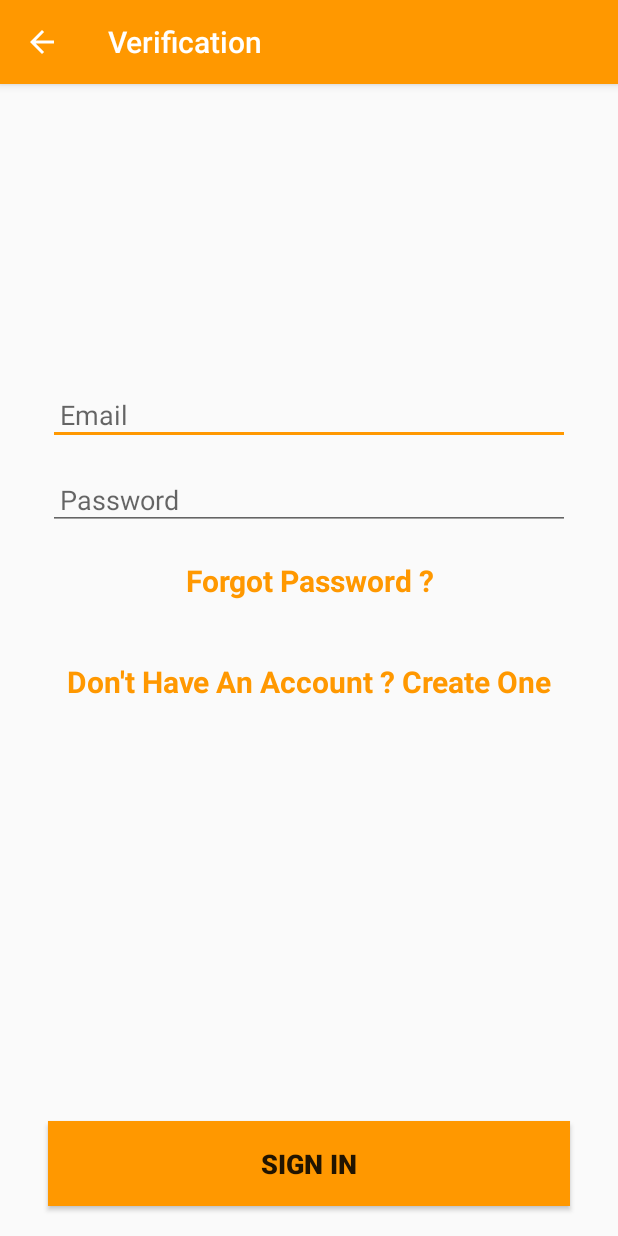
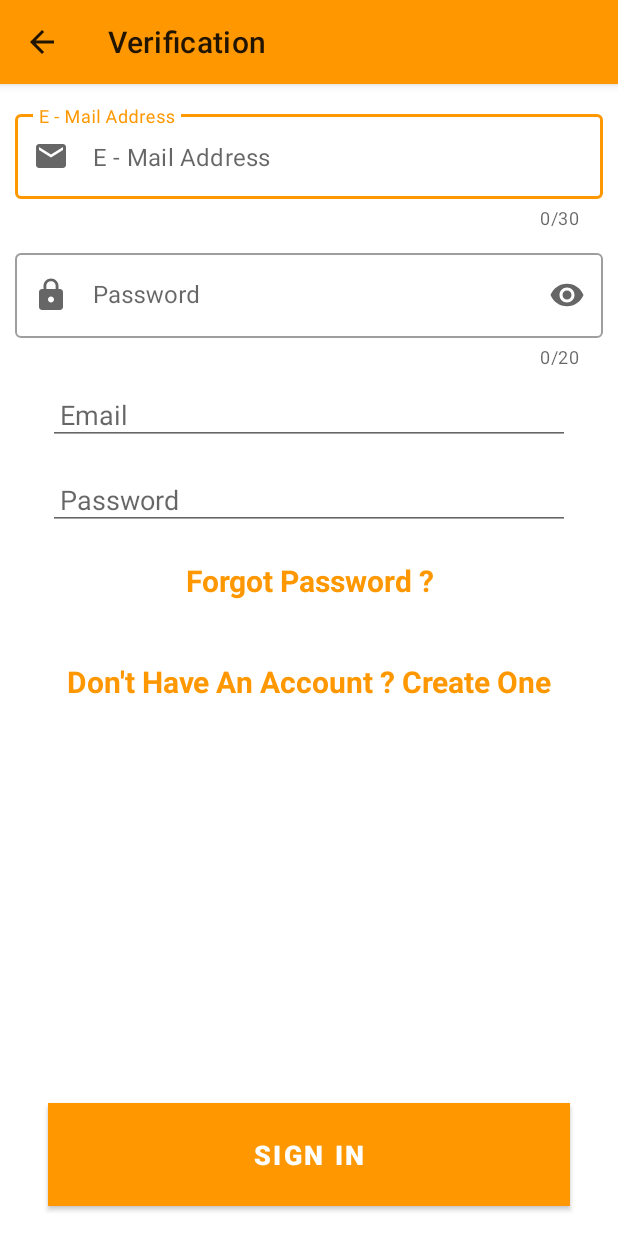
Before and after one commit to BrendahWotia/MechanicApp, an Android app: the screen it shows after launch (signIn), after a tap on "SIGN IN", on a phone screen of 412 x 824 dp. Run offline under Robolectric (Android 15) with nearby library versions, the phone set to English and light mode, and no system bars; our stand-ins replace Firebase (no records; nobody signed in at launch, a user with empty details on screens opened directly).

Commit message:
edit text improved ui

```diff
--- a/app/build.gradle
+++ b/app/build.gradle
@@ -34,5 +34,6 @@ dependencies {
     implementation 'com.google.firebase:firebase-auth:19.3.0'
     implementation 'com.google.firebase:firebase-core:9.6.1'
     implementation 'com.squareup.picasso:picasso:2.71828'
+    implementation 'com.google.android.material:material:1.2.1'
 }
 apply plugin: 'com.google.gms.google-services'
--- a/app/src/main/java/com/example/mobilemechanic/Driver.java
+++ b/app/src/main/java/com/example/mobilemechanic/Driver.java
@@ -239,7 +239,7 @@ public class Driver extends AppCompatActivity {
 
             case R.id.logOut:
 //                logging out implementation
-                signOutmAuth.signOut();
+//                signOutmAuth.signOut();
                 Intent logIntent = new Intent(this, FirstScreen.class);
                 startActivity(logIntent);
 //                Toast.makeText(this, "Log Out Implementation Coming Soon", Toast.LENGTH_SHORT).show();
--- a/app/src/main/java/com/example/mobilemechanic/FirstScreen.java
+++ b/app/src/main/java/com/example/mobilemechanic/FirstScreen.java
@@ -21,7 +21,7 @@ Button signIn, signOut;
             @Override
             public void onClick(View v) {
 
-                Intent signInIntent = new Intent(FirstScreen.this, com.example.mobilemechanic.signIn.class);
+                Intent signInIntent = new Intent(FirstScreen.this, signIn.class);
                 startActivity(signInIntent);
             }
         });
@@ -30,7 +30,7 @@ Button signIn, signOut;
             @Override
             public void onClick(View v) {
 
-                Intent signOutIntent = new Intent(FirstScreen.this, com.example.mobilemechanic.signUp.class);
+                Intent signOutIntent = new Intent(FirstScreen.this, signUp.class);
                 startActivity(signOutIntent);
             }
         });
--- a/app/src/main/java/com/example/mobilemechanic/Profile.java
+++ b/app/src/main/java/com/example/mobilemechanic/Profile.java
@@ -29,7 +29,7 @@ public class Profile extends AppCompatActivity {
             case R.id.logOut:
 //                logging out implementation
 //                Toast.makeText(this, "Log Out Implementation Coming Soon", Toast.LENGTH_SHORT).show();
-                mechAuth.signOut();
+//                mechAuth.signOut();
                 Intent logIntent = new Intent(this, FirstScreen.class);
                 startActivity(logIntent);
                 return true;
--- a/app/src/main/java/com/example/mobilemechanic/signIn.java
+++ b/app/src/main/java/com/example/mobilemechanic/signIn.java
@@ -24,7 +24,7 @@ import com.google.firebase.auth.FirebaseUser;
 
 public class signIn extends AppCompatActivity {
     private static FirebaseAuth signInmAuth;
-    private EditText signInMail, signInPassword ;
+    private EditText signInMail, signInPassword, test , testp;
     private Button signInBtn;
     private static String TAG = "SIGN IN";
 
@@ -40,6 +40,8 @@ public class signIn extends AppCompatActivity {
 
         signInMail = findViewById(R.id.etSignInMail);
         signInPassword = findViewById(R.id.etPassword_signIn);
+        test = findViewById(R.id.matrialEt);
+        testp = findViewById(R.id.matrialEtPass);
 
         signInBtn = findViewById(R.id.nextBtn_signIn);
 
@@ -47,6 +49,8 @@ public class signIn extends AppCompatActivity {
         signInBtn.setOnClickListener(new View.OnClickListener() {
             @Override
             public void onClick(View view) {
+//                String mail = test.getText().toString().trim();
+//                Toast.makeText(signIn.this, "Maail : " + mail, Toast.LENGTH_SHORT).show();
                 if (isNetworkConnected()) {
                     String email = signInMail.getText().toString().trim();
                     String password = signInPassword.getText().toString().trim();
@@ -116,8 +120,11 @@ public class signIn extends AppCompatActivity {
     }
 
     public void tv_to_signUp(View view) {
-        Intent tv_signIntent = new Intent(signIn.this, signUp.class);
-        startActivity(tv_signIntent);
+        String mail = test.getText().toString().trim();
+        String pass = testp.getText().toString().trim();
+        Toast.makeText(signIn.this, "Mail : " + mail + "Pass : " + pass, Toast.LENGTH_SHORT).show();
+//        Intent tv_signIntent = new Intent(signIn.this, signUp.class);
+//        startActivity(tv_signIntent);
     }
 
     public void forgotPassword(View view) {
--- /dev/null
+++ b/app/src/main/res/drawable/ic_lock.xml
@@ -0,0 +1,10 @@
+<vector xmlns:android="http://schemas.android.com/apk/res/android"
+    android:width="24dp"
+    android:height="24dp"
+    android:viewportWidth="24"
+    android:viewportHeight="24"
+    android:tint="?attr/colorControlNormal">
+  <path
+      android:fillColor="@color/colorAccent"
+      android:pathData="M18,8h-1L17,6c0,-2.76 -2.24,-5 -5,-5S7,3.24 7,6v2L6,8c-1.1,0 -2,0.9 -2,2v10c0,1.1 0.9,2 2,2h12c1.1,0 2,-0.9 2,-2L20,10c0,-1.1 -0.9,-2 -2,-2zM12,17c-1.1,0 -2,-0.9 -2,-2s0.9,-2 2,-2 2,0.9 2,2 -0.9,2 -2,2zM15.1,8L8.9,8L8.9,6c0,-1.71 1.39,-3.1 3.1,-3.1 1.71,0 3.1,1.39 3.1,3.1v2z"/>
+</vector>
--- a/app/src/main/res/layout/activity_sign_in.xml
+++ b/app/src/main/res/layout/activity_sign_in.xml
@@ -6,6 +6,55 @@
     android:layout_height="match_parent"
     tools:context=".signIn">
 
+
+    <com.google.android.material.textfield.TextInputLayout
+        android:id="@+id/outlinedTextField"
+        android:layout_width="match_parent"
+        android:layout_height="wrap_content"
+        app:startIconDrawable="@drawable/ic_mail"
+        android:hint="E - Mail Address"
+        app:placeholderText="E - Mail Address"
+        app:startIconContentDescription="Your Email Address"
+        app:layout_constraintStart_toStartOf="parent"
+        app:layout_constraintEnd_toEndOf="parent"
+        android:layout_margin="10dp"
+        app:counterEnabled="true"
+        app:counterMaxLength="30"
+        app:layout_constraintBottom_toTopOf="@id/outlinedTextFieldPassword"
+        style="@style/Widget.MaterialComponents.TextInputLayout.OutlinedBox" >
+
+        <com.google.android.material.textfield.TextInputEditText
+            android:layout_width="match_parent"
+            android:layout_height="wrap_content"
+            android:id="@+id/matrialEt"
+            />
+    </com.google.android.material.textfield.TextInputLayout>
+
+    <com.google.android.material.textfield.TextInputLayout
+        android:id="@+id/outlinedTextFieldPassword"
+        android:layout_width="match_parent"
+        android:layout_height="wrap_content"
+        app:startIconDrawable="@drawable/ic_lock"
+        android:hint="Password"
+        app:placeholderText="Password"
+        app:startIconContentDescription="Account Password"
+        app:layout_constraintStart_toStartOf="parent"
+        app:layout_constraintEnd_toEndOf="parent"
+        android:layout_margin="10dp"
+        app:counterEnabled="true"
+        app:counterMaxLength="20"
+        app:endIconMode="password_toggle"
+        app:layout_constraintBottom_toTopOf="@id/etSignInMail"
+        style="@style/Widget.MaterialComponents.TextInputLayout.OutlinedBox">
+
+        <com.google.android.material.textfield.TextInputEditText
+            android:layout_width="match_parent"
+            android:inputType="textPassword"
+            android:layout_height="wrap_content"
+            android:id="@+id/matrialEtPass"
+            />
+
+</com.google.android.material.textfield.TextInputLayout>
 
     <EditText
         android:id="@+id/etSignInMail"
--- a/app/src/main/res/values/styles.xml
+++ b/app/src/main/res/values/styles.xml
@@ -1,7 +1,14 @@
 <resources>
 
     <!-- Base application theme. -->
-    <style name="AppTheme" parent="Theme.AppCompat.Light.DarkActionBar">
+<!--    <style name="AppTheme" parent="Theme.AppCompat.Light.DarkActionBar">-->
+<!--         Customize your theme here.-->
+<!--        <item name="colorPrimary">@color/colorPrimary</item>-->
+<!--        <item name="colorPrimaryDark">@color/colorPrimaryDark</item>-->
+<!--        <item name="colorAccent">@color/colorAccent</item>-->
+<!--    </style>-->
+
+    <style name="AppTheme" parent="Theme.MaterialComponents.DayNight">
         <!-- Customize your theme here. -->
         <item name="colorPrimary">@color/colorPrimary</item>
         <item name="colorPrimaryDark">@color/colorPrimaryDark</item>
```
